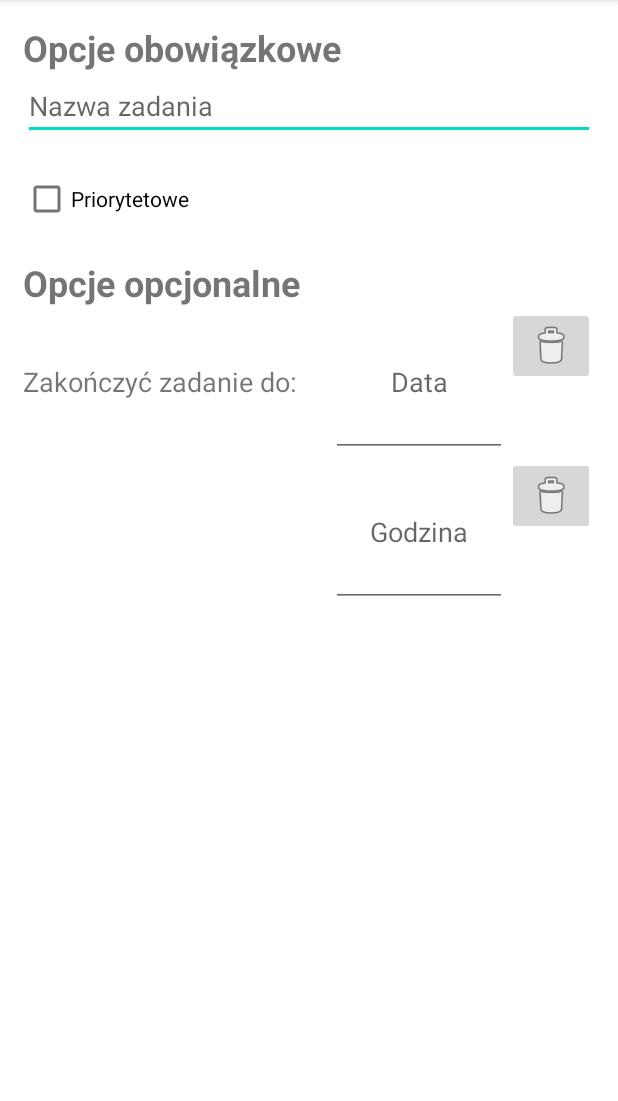
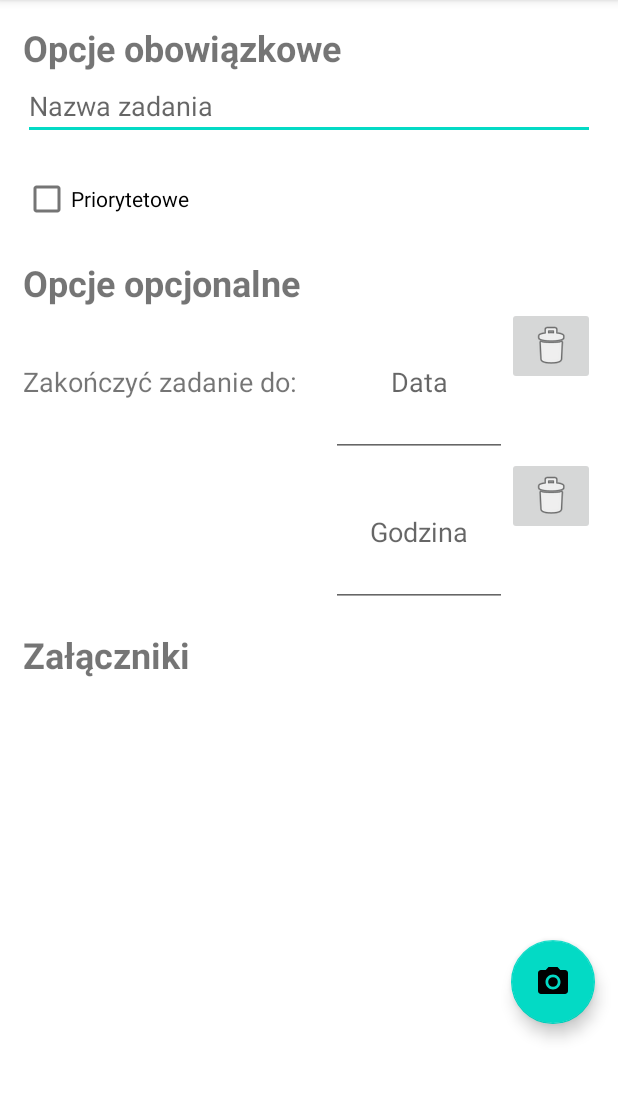
Before and after one commit to MateuszLebioda/ToDo, an Android app: the AddNewTodo screen opened directly, with no data from a screen before it, on a phone screen of 412 x 824 dp, the part 84-1185 px from its top. Run offline under Robolectric (Android 15) with nearby library versions, the phone set to English and light mode, and no system bars.

```diff
--- a/app/build.gradle
+++ b/app/build.gradle
@@ -9,7 +9,7 @@ android {
     defaultConfig {
         applicationId "com.mateusz.todo"
         minSdkVersion 23
-        targetSdkVersion 30
+        targetSdkVersion 28
         versionCode 1
         versionName "1.0"
 
--- a/app/src/main/AndroidManifest.xml
+++ b/app/src/main/AndroidManifest.xml
@@ -1,6 +1,8 @@
 <?xml version="1.0" encoding="utf-8"?>
 <manifest xmlns:android="http://schemas.android.com/apk/res/android"
     package="com.mateusz.todo">
+
+    <uses-permission android:name="android.permission.CAMERA"/>
 
     <application
         android:name=".chanels.Channels"
--- a/app/src/main/java/com/mateusz/todo/MainActivity.java
+++ b/app/src/main/java/com/mateusz/todo/MainActivity.java
@@ -108,7 +108,7 @@ public class MainActivity extends AppCompatActivity implements AdapterView.OnIte
             frame.findViewById(R.id.todoPanel).setOnClickListener(v -> {
                 Intent intent = new Intent(this, AddNewTodo.class);
                 intent.putExtra("mode", Mode.EDIT);
-                intent.putExtra("todo", toDo);
+                intent.putExtra("todoId", toDo.getId());
                 startActivity(intent);
             });
 
@@ -134,7 +134,7 @@ public class MainActivity extends AppCompatActivity implements AdapterView.OnIte
 
     @Override
     public void onItemSelected(AdapterView<?> parent, View view, int position, long id) {
-        ((TextView) view).setText(null);
+        ((TextView) view).setText("");
         String option = parent.getItemAtPosition(position).toString();
         switch (option) {
             case "Priorytet":
--- /dev/null
+++ b/app/src/main/java/com/mateusz/todo/adapters/MyImageAdapter.java
@@ -0,0 +1,51 @@
+package com.mateusz.todo.adapters;
+
+import android.content.Context;
+import android.graphics.Bitmap;
+import android.view.View;
+import android.view.ViewGroup;
+import android.widget.BaseAdapter;
+import android.widget.ImageView;
+
+import java.util.List;
+
+public class MyImageAdapter extends BaseAdapter {
+
+    private Context context;
+    private List<Bitmap> images;
+
+    public MyImageAdapter(Context context, List<Bitmap> images) {
+        this.context = context;
+        this.images = images;
+    }
+
+    @Override
+    public int getCount() {
+        return this.images.size();
+    }
+
+    @Override
+    public Object getItem(int position) {
+        return this.images.get(position);
+    }
+
+    @Override
+    public long getItemId(int position) {
+        return position;
+    }
+
+    @Override
+    public View getView(int position, View convertView, ViewGroup parent) {
+        ImageView imageView;
+        if (convertView == null) {
+            imageView = new ImageView(context);
+            imageView.setScaleType(ImageView.ScaleType.CENTER);
+            imageView.setPadding(15, 15, 15, 15);
+
+        } else {
+            imageView = (ImageView) convertView;
+        }
+        imageView.setImageBitmap(this.images.get(position));
+        return imageView;
+    }
+}
--- /dev/null
+++ b/app/src/main/res/drawable/ic_baseline_camera_alt_24.xml
@@ -0,0 +1,6 @@
+<vector android:height="24dp" android:tint="#FFFFFF"
+    android:viewportHeight="24" android:viewportWidth="24"
+    android:width="24dp" xmlns:android="http://schemas.android.com/apk/res/android">
+    <path android:fillColor="@android:color/white" android:pathData="M12,12m-3.2,0a3.2,3.2 0,1 1,6.4 0a3.2,3.2 0,1 1,-6.4 0"/>
+    <path android:fillColor="@android:color/white" android:pathData="M9,2L7.17,4L4,4c-1.1,0 -2,0.9 -2,2v12c0,1.1 0.9,2 2,2h16c1.1,0 2,-0.9 2,-2L22,6c0,-1.1 -0.9,-2 -2,-2h-3.17L15,2L9,2zM12,17c-2.76,0 -5,-2.24 -5,-5s2.24,-5 5,-5 5,2.24 5,5 -2.24,5 -5,5z"/>
+</vector>
--- a/app/src/main/res/layout/activity_add_new_todo.xml
+++ b/app/src/main/res/layout/activity_add_new_todo.xml
@@ -113,6 +113,23 @@
 
         </LinearLayout>
 
+        <TextView
+            android:id="@+id/attachmentLabel"
+            android:layout_width="match_parent"
+            android:layout_height="wrap_content"
+            android:layout_marginTop="15dp"
+            android:text="Załączniki"
+            android:textSize="24sp"
+            android:textStyle="bold" />
+
+        <GridView
+            android:id="@+id/gridAttachmentView"
+            android:layout_width="match_parent"
+            android:layout_height="355dp"
+            android:numColumns="2"
+            android:gravity="center">
+        </GridView>
+
 
     </LinearLayout>
 
@@ -129,6 +146,17 @@
         app:layout_constraintEnd_toEndOf="parent"
         app:srcCompat="@drawable/outline_done_black_24dp" />
 
+
+    <com.google.android.material.floatingactionbutton.FloatingActionButton
+        android:id="@+id/addAttachment"
+        android:layout_width="wrap_content"
+        android:layout_height="wrap_content"
+        android:layout_marginRight="15sp"
+        android:layout_marginBottom="85sp"
+        android:clickable="true"
+        app:layout_constraintBottom_toBottomOf="parent"
+        app:layout_constraintEnd_toEndOf="parent"
+        app:srcCompat="@drawable/ic_baseline_camera_alt_24" />
 
     <com.google.android.material.floatingactionbutton.FloatingActionButton
         android:id="@+id/submitEditedToDoButton"
```
Also changed, not shown: app/src/main/java/com/mateusz/todo/activity/AddNewTodo.java (+100 -24 lines), app/src/main/java/com/mateusz/todo/data/DataManager.java (+8 -0 lines), app/src/main/java/com/mateusz/todo/model/ToDo.java (+12 -3 lines).
